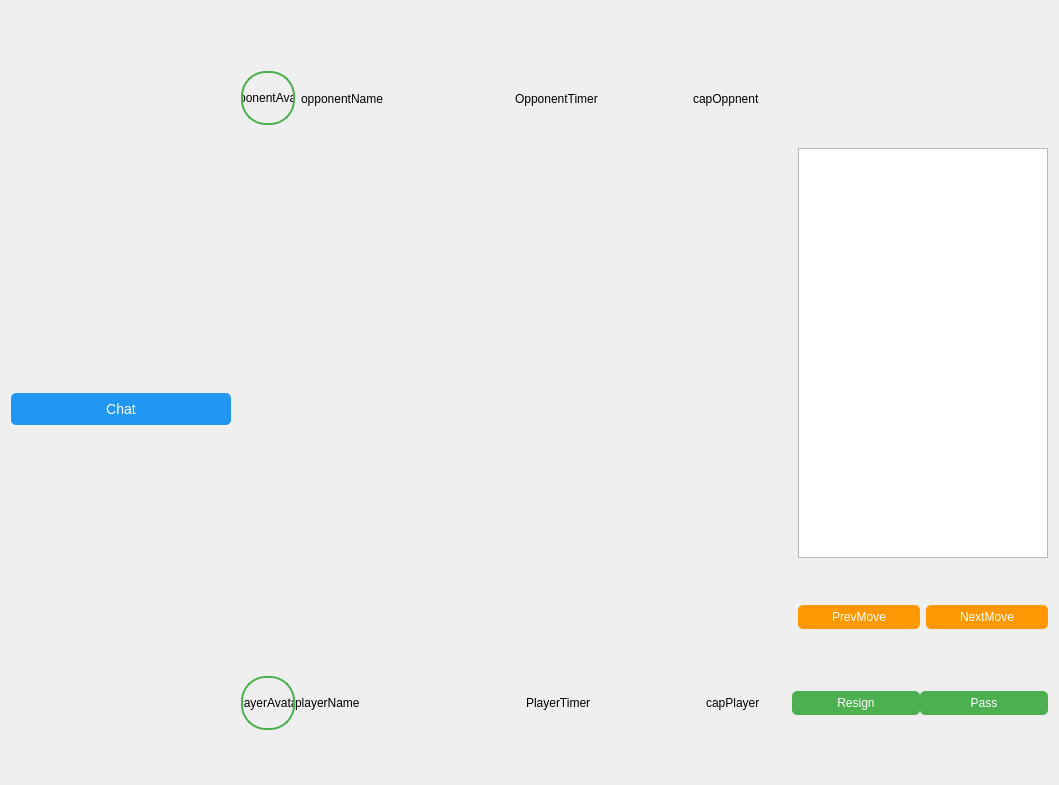
Old version of the form interface/Go_app/ui/game_windowPvP.ui in the repository gZEVI-1/OS_GO.
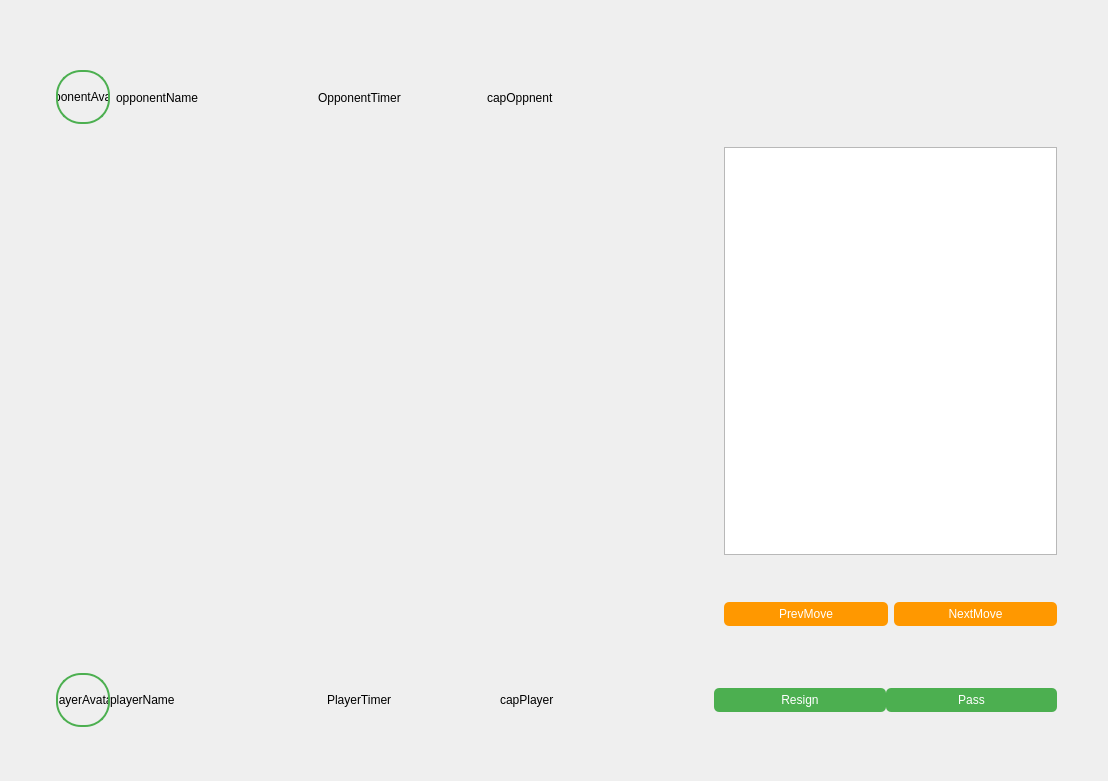
New version of the form. Custom widgets are drawn as their Qt base class.

```diff
--- a/interface/Go_app/ui/game_windowPvP.ui
+++ b/interface/Go_app/ui/game_windowPvP.ui
@@ -6,14 +6,14 @@
    <rect>
     <x>0</x>
     <y>0</y>
-    <width>1059</width>
-    <height>785</height>
+    <width>1108</width>
+    <height>781</height>
    </rect>
   </property>
   <property name="windowTitle">
    <string>Form</string>
   </property>
-  <layout class="QVBoxLayout" name="verticalLayout_3">
+  <layout class="QHBoxLayout" name="horizontalLayout_11">
    <item>
     <layout class="QVBoxLayout" name="verticalLayout_2" stretch="1,2,12,2,1">
      <item>
@@ -30,7 +30,7 @@
       </spacer>
      </item>
      <item>
-      <layout class="QHBoxLayout" name="horizontalLayout_8" stretch="4,9,5">
+      <layout class="QHBoxLayout" name="horizontalLayout_8" stretch="1,11,12">
        <item>
         <spacer name="horizontalSpacer_7">
          <property name="orientation">
@@ -135,31 +135,9 @@
       </layout>
      </item>
      <item>
-      <layout class="QHBoxLayout" name="horizontalLayout_7" stretch="24,1,8">
+      <layout class="QHBoxLayout" name="horizontalLayout_7" stretch="0,3,1,2,0">
        <item>
-        <layout class="QHBoxLayout" name="horizontalLayout_6" stretch="8,1,18">
-         <item>
-          <widget class="QPushButton" name="buttonChat">
-           <property name="styleSheet">
-            <string notr="true">QPushButton#buttonChat {
-    background-color: #2196F3;
-    border-radius: 5px;
-    color: white;
-    padding: 8px 15px;
-    font-size: 14px;
-}
-QPushButton#buttonChat:hover {
-    opacity: 0.9;
-    filter: brightness(110%);
-}</string>
-           </property>
-           <property name="text">
-            <string>Chat</string>
-           </property>
-          </widget>
-         </item>
-         <item>
-          <spacer name="horizontalSpacer_5">
+        <spacer name="horizontalSpacer_11">
            <property name="orientation">
             <enum>Qt::Orientation::Horizontal</enum>
            </property>
@@ -171,6 +149,8 @@
            </property>
           </spacer>
          </item>
+       <item>
+        <layout class="QHBoxLayout" name="horizontalLayout_6" stretch="18">
          <item>
           <widget class="GoBoardWidget" name="boardWidget" native="true"/>
          </item>
@@ -274,10 +254,23 @@
          </item>
         </layout>
        </item>
+       <item>
+        <spacer name="horizontalSpacer_5">
+         <property name="orientation">
+          <enum>Qt::Orientation::Horizontal</enum>
+         </property>
+         <property name="sizeHint" stdset="0">
+          <size>
+           <width>40</width>
+           <height>20</height>
+          </size>
+         </property>
+        </spacer>
+       </item>
       </layout>
      </item>
      <item>
-      <layout class="QHBoxLayout" name="horizontalLayout_10" stretch="4,9,5">
+      <layout class="QHBoxLayout" name="horizontalLayout_10" stretch="1,11,12">
        <property name="spacing">
         <number>0</number>
        </property>
@@ -370,7 +363,7 @@
         </layout>
        </item>
        <item>
-        <layout class="QHBoxLayout" name="horizontalLayout_9" stretch="1,8">
+        <layout class="QHBoxLayout" name="horizontalLayout_9" stretch="5,12">
          <item>
           <spacer name="horizontalSpacer_10">
            <property name="orientation">
@@ -385,7 +378,7 @@
           </spacer>
          </item>
          <item>
-          <layout class="QHBoxLayout" name="horizontalLayout_3">
+          <layout class="QHBoxLayout" name="horizontalLayout_3" stretch="2,2,0">
            <item>
             <widget class="QPushButton" name="buttonResign">
              <property name="styleSheet">
@@ -426,6 +419,19 @@
              </property>
             </widget>
            </item>
+           <item>
+            <spacer name="horizontalSpacer_12">
+             <property name="orientation">
+              <enum>Qt::Orientation::Horizontal</enum>
+             </property>
+             <property name="sizeHint" stdset="0">
+              <size>
+               <width>40</width>
+               <height>20</height>
+              </size>
+             </property>
+            </spacer>
+           </item>
           </layout>
          </item>
         </layout>
```
Lines whose indentation alone changed are shown as unchanged.
